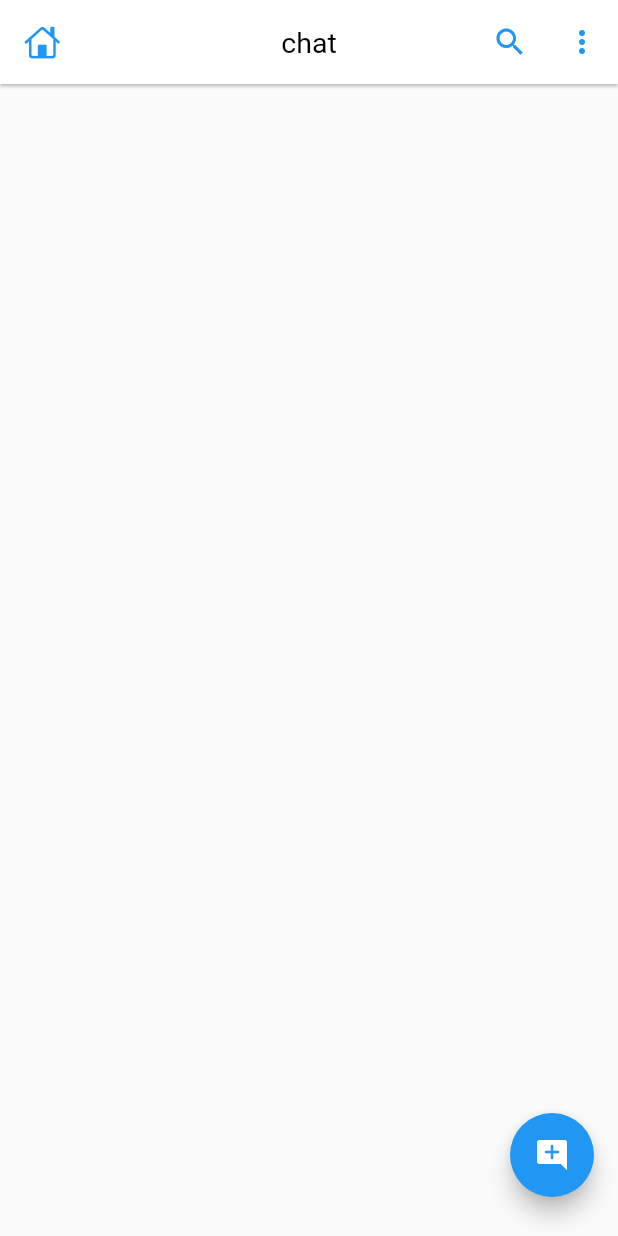
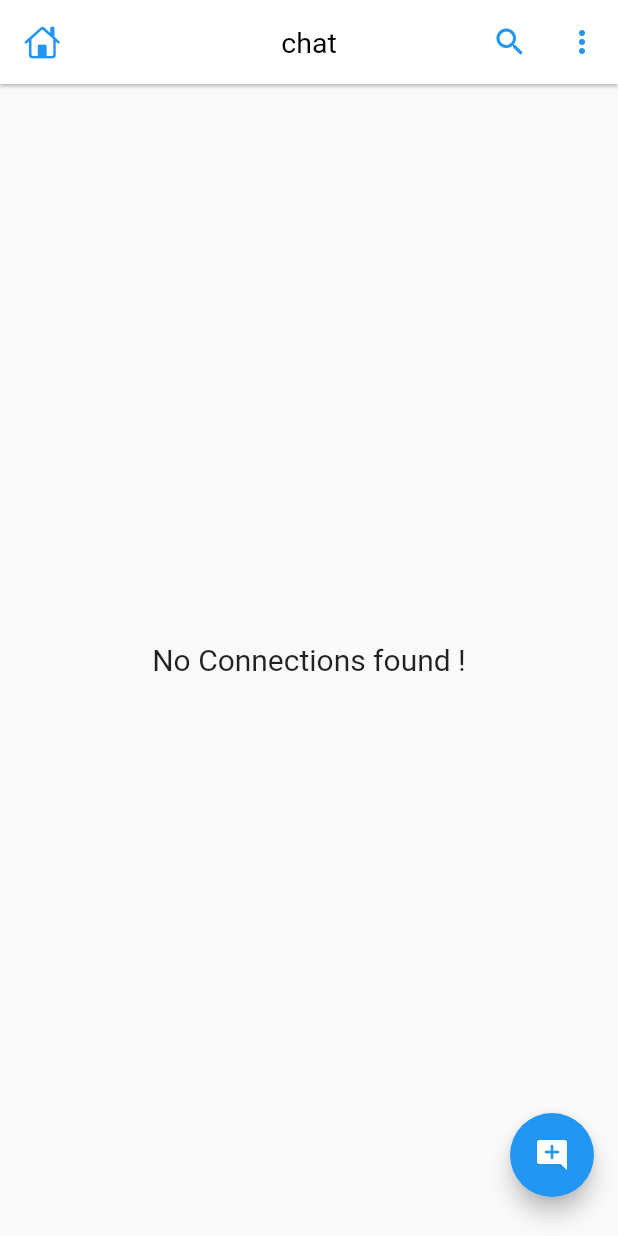
Before and after one commit to deepak27rathore/One_to_One, a Flutter app: the HomeScreen screen opened directly, on a phone screen of 412 x 824 dp. Run offline on Flutter 3.47's test engine with Material 2 defaults, Android fonts, the phone set to English and light mode, and no system bars; our stand-ins replace cloud_firestore, firebase_auth, firebase_core, google_sign_in; accounts and stored records are empty.

Commit message:
Handling StreamBuilder ConnectionStates & Showing Data In Custom Card

```diff
--- a/one_to_one/lib/Screens/HomeScreen.dart
+++ b/one_to_one/lib/Screens/HomeScreen.dart
@@ -6,6 +6,7 @@ import 'package:flutter/material.dart';
 import 'package:google_sign_in/google_sign_in.dart';
 import 'package:one_to_one/api/apis.dart';
 import 'package:one_to_one/main.dart';
+import 'package:one_to_one/models/chat_user.dart';
 import 'package:one_to_one/widgets/chat_user_card.dart';
 
 class HomeScreen extends StatefulWidget {
@@ -16,6 +17,7 @@ class HomeScreen extends StatefulWidget {
 }
 
 class _HomeScreenState extends State<HomeScreen> {
+  List<ChatUser> list = [];
   @override
   Widget build(BuildContext context) {
     return Scaffold(
@@ -46,23 +48,35 @@ class _HomeScreenState extends State<HomeScreen> {
       body: StreamBuilder(
         stream: APIs.firestore.collection('users').snapshots(),
         builder: (context, snapshot) {
-          final list = [];
+          switch (snapshot.connectionState) {
+            //if data is loading
+            case ConnectionState.waiting:
+            case ConnectionState.none:
+              return const Center(child: CircularProgressIndicator());
 
-          if (snapshot.hasData) {
+            //if some or more data is loaded then show it
+            case ConnectionState.active:
+            case ConnectionState.done:
               final data = snapshot.data?.docs;
-            for (var i in data!) {
-              log('Data : ${jsonEncode(i.data())}');
-              list.add(i.data()['name']);
-            }
-          }
+              list =
+                  data?.map((e) => ChatUser.fromJson(e.data())).toList() ?? [];
+
+              if (list.isNotEmpty) {
                 return ListView.builder(
                     itemCount: list.length,
                     padding: EdgeInsets.only(top: mq.height * 0.01),
                     physics: const BouncingScrollPhysics(),
                     itemBuilder: (context, index) {
-                //return const ChatUserCard()
-                return Text('Name: ${list[index]}');
+                      return ChatUserCard(user: list[index]);
+                      //return Text('Name: ${list[index]}');
                     });
+              } else {
+                return const Center(
+                  child: Text("No Connections found !",
+                      style: TextStyle(fontSize: 20)),
+                );
+              }
+          }
         },
       ),
     ); // Scaffold
```
Also changed, not shown: one_to_one/lib/widgets/chat_user_card.dart (+10 -6 lines). Lines whose indentation alone changed are shown as unchanged.
